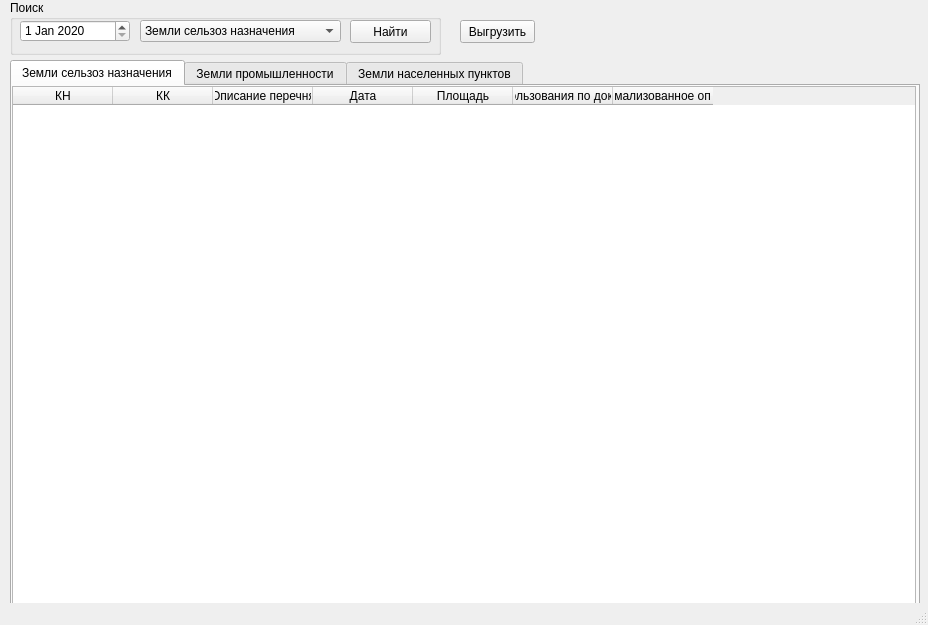
Qt form ui.ui (AlDS90/is_category_changed) before a commit.
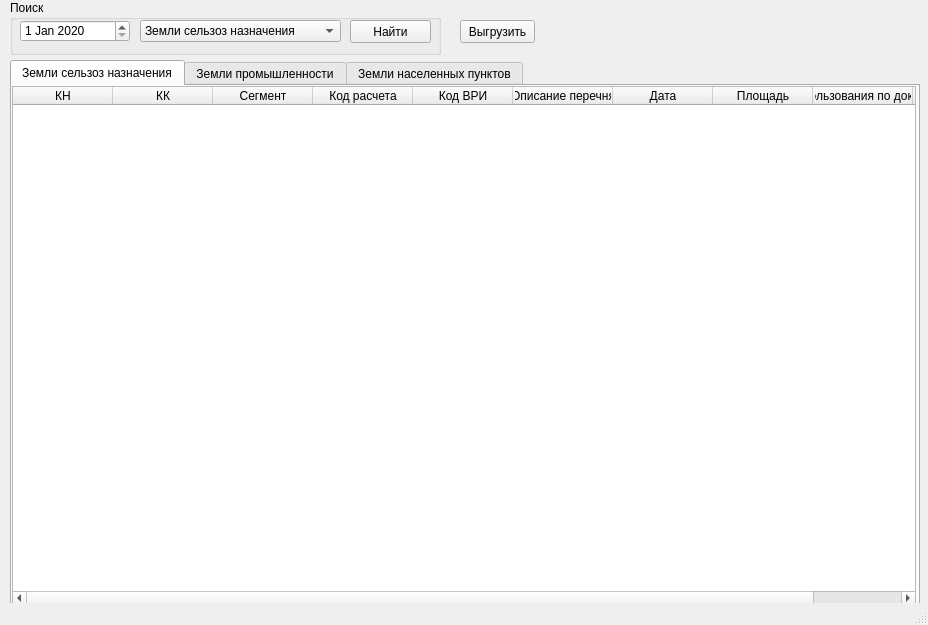
The same form after that commit.

```diff
--- a/ui.ui
+++ b/ui.ui
@@ -123,6 +123,21 @@
         <string>КК</string>
        </property>
       </column>
+      <column>
+       <property name="text">
+        <string>Сегмент</string>
+       </property>
+      </column>
+      <column>
+       <property name="text">
+        <string>Код расчета</string>
+       </property>
+      </column>
+      <column>
+       <property name="text">
+        <string>Код ВРИ</string>
+       </property>
+      </column>
       <column>
        <property name="text">
         <string>Описание перечня</string>
```
Left out of the diff: 30 changed lines with no effect on the pictures.
